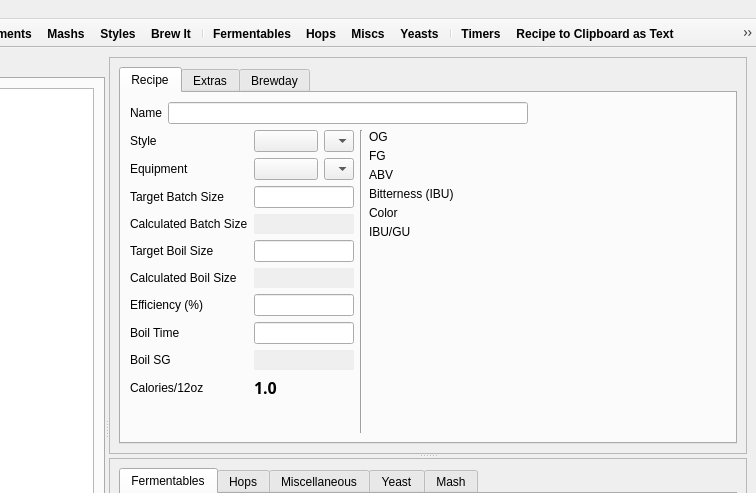
This is ui/mainWindow.ui in mikfire/brewtarget as Qt 5 draws it before an edit; both pictures show x 294 to 1050 and y 0 to 493 of the 1050 by 829 pixel window. The edited form follows.
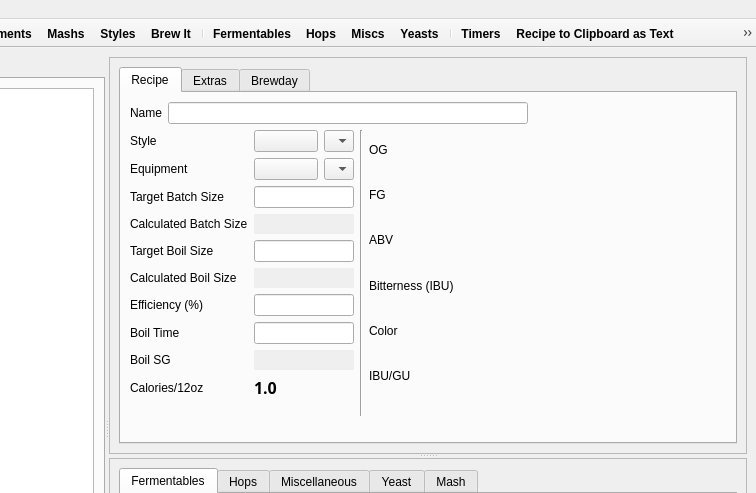
This is the edited form. Icons and pictures are not drawn. Custom widgets are drawn as their Qt base class.

Commit message:
Expanding expanders expand
I tweaked the expanders just a little so that the bubbles used all their
space, but were still pushed tight against the top bar. Looks much better now.

Diff of the .ui file:
```diff
--- a/ui/mainWindow.ui
+++ b/ui/mainWindow.ui
@@ -816,6 +816,9 @@
                     <property name="orientation">
                      <enum>Qt::Vertical</enum>
                     </property>
+                    <property name="sizeType">
+                     <enum>QSizePolicy::Preferred</enum>
+                    </property>
                     <property name="sizeHint" stdset="0">
                      <size>
                       <width>20</width>
@@ -1046,7 +1049,7 @@
                      <enum>Qt::Vertical</enum>
                     </property>
                     <property name="sizeType">
-                     <enum>QSizePolicy::Expanding</enum>
+                     <enum>QSizePolicy::Preferred</enum>
                     </property>
                     <property name="sizeHint" stdset="0">
                      <size>
@@ -1060,6 +1063,19 @@
                 </item>
                </layout>
               </item>
+              <item>
+               <spacer name="verticalSpacer_8">
+                <property name="orientation">
+                 <enum>Qt::Vertical</enum>
+                </property>
+                <property name="sizeHint" stdset="0">
+                 <size>
+                  <width>20</width>
+                  <height>40</height>
+                 </size>
+                </property>
+               </spacer>
+              </item>
              </layout>
             </widget>
             <widget class="QWidget" name="tab_extras">
```
Left out of the diff: 1 changed line with no effect on the pictures.
